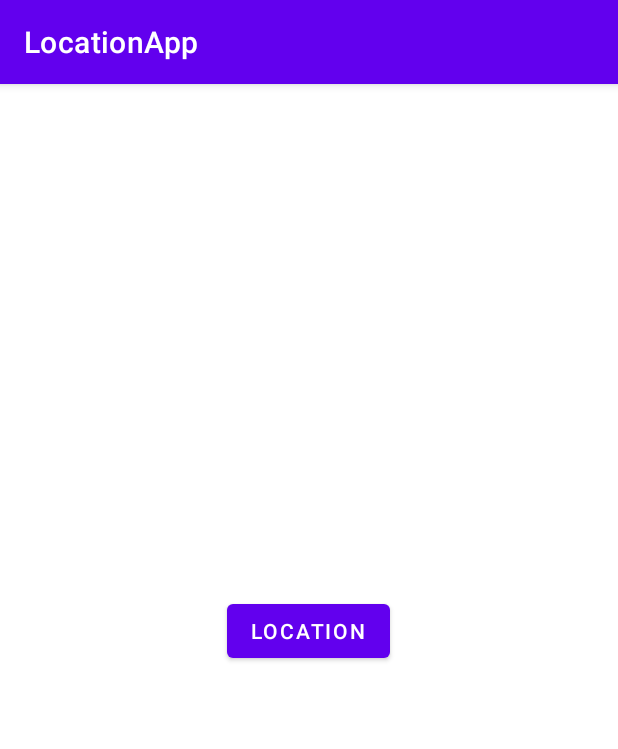
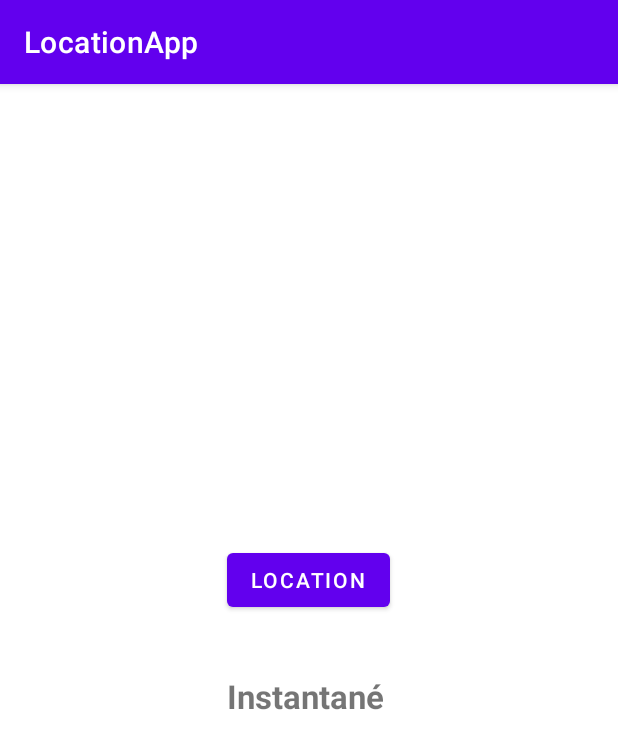
Before and after one commit to josue-lubaki/Location-App, an Android app: the screen it shows after launch (MainActivity), on a phone screen of 412 x 824 dp. Shown: the top 749 px of the screen. Run offline under Robolectric (Android 15) with nearby library versions, the phone set to English and light mode, and no system bars.

Commit message:
Location Personalisée (after 5s)

```diff
--- a/app/src/main/java/ca/josue/locationapp/MainActivity.java
+++ b/app/src/main/java/ca/josue/locationapp/MainActivity.java
@@ -1,29 +1,56 @@
 package ca.josue.locationapp;
+
+import android.Manifest;
+import android.annotation.SuppressLint;
+import android.content.IntentSender;
+import android.content.pm.PackageManager;
+import android.location.Location;
+import android.os.Bundle;
+import android.util.Log;
+import android.view.View;
+import android.widget.Button;
+import android.widget.TextView;
 
 import androidx.annotation.NonNull;
 import androidx.appcompat.app.AppCompatActivity;
 import androidx.core.app.ActivityCompat;
 import androidx.core.content.ContextCompat;
 
-import android.Manifest;
-import android.annotation.SuppressLint;
-import android.content.pm.PackageManager;
-import android.os.Bundle;
-import android.util.Log;
-import android.view.View;
-import android.widget.Button;
-import android.widget.TextView;
-
+import com.google.android.gms.common.api.ResolvableApiException;
 import com.google.android.gms.location.FusedLocationProviderClient;
+import com.google.android.gms.location.LocationCallback;
+import com.google.android.gms.location.LocationRequest;
+import com.google.android.gms.location.LocationResult;
 import com.google.android.gms.location.LocationServices;
+import com.google.android.gms.location.LocationSettingsRequest;
+import com.google.android.gms.location.LocationSettingsResponse;
+import com.google.android.gms.location.SettingsClient;
+import com.google.android.gms.tasks.Task;
 
 public class MainActivity extends AppCompatActivity {
 
     private Button btnMyLocation;
     private TextView tv_latitude;
     private TextView tv_longitude;
+    private TextView tv_latitudeInstant;
+    private TextView tv_longitudeInstant;
+
     private boolean mLocationPermissionGranted;
-    private FusedLocationProviderClient mFLClient;
+    private FusedLocationProviderClient mFusedLocationClient;
+    private LocationRequest mLocationRequest;
+
+    /** Le Callback de la methode UpdateLocation */
+    private final LocationCallback mLocationCallback = new LocationCallback() {
+        @SuppressLint("SetTextI18n")
+        @Override
+        public void onLocationResult(@NonNull LocationResult locationResult) {
+            for (Location location : locationResult.getLocations()) {
+                tv_latitudeInstant.setText("Latitude : " + location.getLatitude());
+                tv_longitudeInstant.setText("Longitude : " + location.getLongitude());
+                Log.i("XXXX", "Latitude_Instant: " + location.getLatitude() + "\tLongitude_Instant : " + location.getLongitude());
+            }
+        }
+    };
 
     @Override
     protected void onCreate(Bundle savedInstanceState) {
@@ -35,38 +62,102 @@ public class MainActivity extends AppCompatActivity {
 
         tv_latitude = findViewById(R.id.Latitude);
         tv_longitude = findViewById(R.id.Longitude);
+        tv_latitudeInstant = findViewById(R.id.LatitudeInstant);
+        tv_longitudeInstant = findViewById(R.id.LongitudeInstant);
 
+        getLocationPermission();
+
+        if (mLocationPermissionGranted) {
+
+            LocationSettingsRequest.Builder builder =
+                    new LocationSettingsRequest.Builder()
+                            .addLocationRequest(createLocationRequest());
+
+            SettingsClient client =
+                    LocationServices.getSettingsClient(this);
+
+            Task<LocationSettingsResponse> task =
+                    client.checkLocationSettings(builder.build());
+
+            task.addOnSuccessListener(this,
+                    response -> {
+                        // demander la localisation ici
+                        startLocationUpdates();
+                    });
+
+            task.addOnFailureListener(this, e -> {
+                if (e instanceof ResolvableApiException) {
+                    try {
+                        ResolvableApiException resolvable = (ResolvableApiException) e;
+                        resolvable.startResolutionForResult(MainActivity.this,
+                                205);
+                    } catch (IntentSender.SendIntentException sendEx) {
+                        // Ignore the error.
+                    }
+                }
+            });
+
+        }
     }
 
     /**
      * Methode permettant de demander à voir ma localisation
-     * */
+     */
     private void seeMyLocation(View view) {
-        if(!mLocationPermissionGranted)
+        if (!mLocationPermissionGranted)
             getLocationPermission();
         else
             retrieveLocation();
     }
 
+    /**
+     * La methode qui permet de créer la requete d'une nouvelle demande de position
+     * */
+    protected LocationRequest createLocationRequest() {
+        mLocationRequest =
+                new LocationRequest();
+        mLocationRequest.setInterval(10000);
+        mLocationRequest.setFastestInterval(5000);
+        mLocationRequest.setPriority(LocationRequest
+                .PRIORITY_HIGH_ACCURACY);
+
+        return mLocationRequest;
+    }
+
+
+    @SuppressLint("MissingPermission")
+    private void startLocationUpdates() {
+        mFusedLocationClient = LocationServices
+                .getFusedLocationProviderClient(this);
+        mFusedLocationClient.requestLocationUpdates(mLocationRequest,
+                mLocationCallback, null);
+    }
+
+    /**
+     * La methode qui permet de stopper l'écoute au callBack du update
+     * */
+    private void stopLocationUpdate() {
+        mFusedLocationClient.removeLocationUpdates(mLocationCallback);
+    }
+
 
     /**
      * Methode Permettant de demander la Permission de Localisation
-     * */
+     */
     private void getLocationPermission() {
         if (ContextCompat.checkSelfPermission(this.getApplicationContext(),
                 android.Manifest.permission.ACCESS_FINE_LOCATION)
                 == PackageManager.PERMISSION_GRANTED) {
             mLocationPermissionGranted = true;
-            retrieveLocation();
-        }
-        else
-            askPermissionuser();
+        } else
+            askPermissionUser();
     }
+
 
     /**
      * Methode permettant de demander la permission d'activer la localisation à l'Utilisateur
-     * */
-    private void askPermissionuser(){
+     */
+    private void askPermissionUser() {
         ActivityCompat.requestPermissions(this,
                 new String[]{android.Manifest.permission.ACCESS_FINE_LOCATION},
                 205);
@@ -74,8 +165,9 @@ public class MainActivity extends AppCompatActivity {
 
 
     /**
-     * La methode sera demarrée si la permission n'avait pas été donné ou activer
-     * */
+     * Lancer par @Method {askPermissionUser}
+     * La methode sera demarrée (ou qui réagit) si la permission n'avait pas été donné ou activer
+     */
     @Override
     public void onRequestPermissionsResult(int requestCode,
                                            @NonNull String permissions[],
@@ -88,7 +180,6 @@ public class MainActivity extends AppCompatActivity {
                 if (grantResults.length > 0 && grantResults[0] ==
                         PackageManager.PERMISSION_GRANTED) {
                     mLocationPermissionGranted = true;
-                    // on va demander la localisation
                     retrieveLocation();
                 }
             }
@@ -97,11 +188,11 @@ public class MainActivity extends AppCompatActivity {
 
 
     /**
-     * Methode permettant d'aller chercher la Localisation du mobile
-     * */
+     * Methode permettant d'aller chercher la Localisation du mobile au click du Boutton
+     */
     @SuppressLint("SetTextI18n")
     protected void retrieveLocation() {
-        mFLClient = LocationServices
+        FusedLocationProviderClient mFLClient = LocationServices
                 .getFusedLocationProviderClient(this);
 
         if (ActivityCompat.checkSelfPermission(this, Manifest.permission.ACCESS_FINE_LOCATION) != PackageManager.PERMISSION_GRANTED
@@ -120,9 +211,9 @@ public class MainActivity extends AppCompatActivity {
                                 // Logic to handle location object
                                 tv_latitude.setText("Latitude : " + location.getLatitude());
                                 tv_longitude.setText("Longitude : " + location.getLongitude());
+                                Log.i("XXXX", "\nLatitude : " + location.getLatitude() + "\tLongitude : " + location.getLongitude());
                             }
                         });
 
-
     }
 }
--- a/app/src/main/res/layout/activity_main.xml
+++ b/app/src/main/res/layout/activity_main.xml
@@ -25,4 +25,25 @@
         android:layout_height="wrap_content"
         android:layout_below="@+id/Latitude"/>
 
+    <TextView
+        android:id="@+id/instant"
+        android:layout_width="wrap_content"
+        android:layout_height="wrap_content"
+        android:text="Instantané"
+        android:textSize="22sp"
+        android:textStyle="bold"
+        android:layout_below="@id/Longitude"/>
+
+    <TextView
+        android:id="@+id/LatitudeInstant"
+        android:layout_width="wrap_content"
+        android:layout_height="wrap_content"
+        android:layout_below="@+id/instant"/>
+    <TextView
+        android:id="@+id/LongitudeInstant"
+        android:layout_width="wrap_content"
+        android:layout_height="wrap_content"
+        android:layout_below="@+id/LatitudeInstant"/>
+
+
 </RelativeLayout>
```
